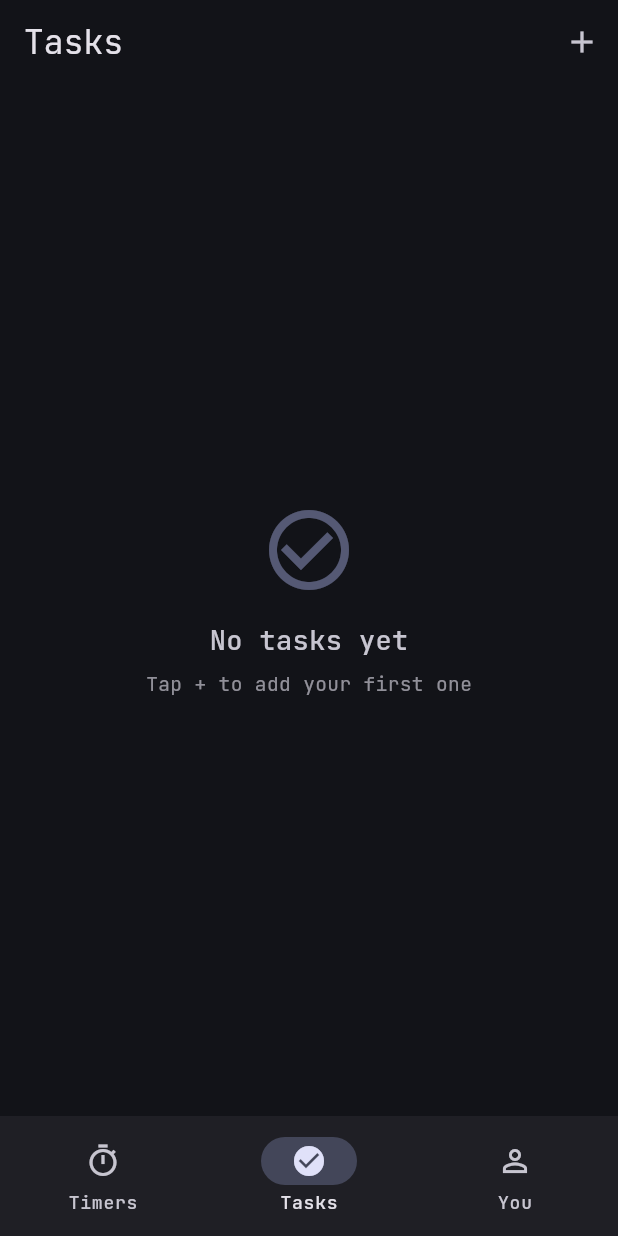
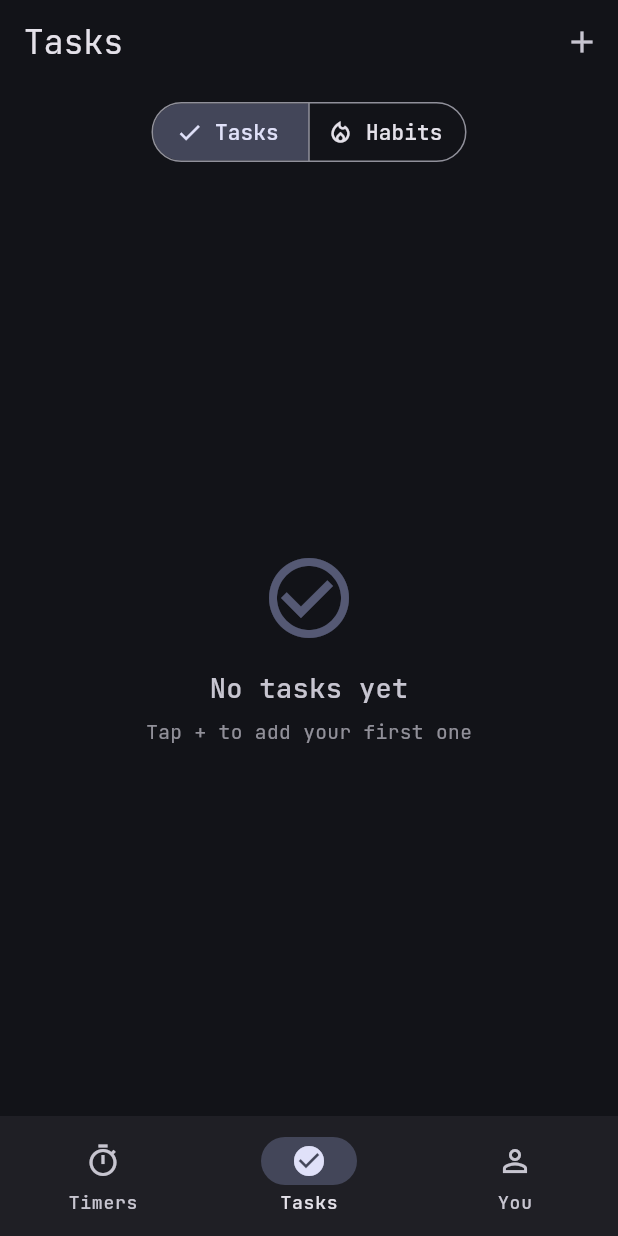
Before and after one commit to Shiftrix/tracked, a Flutter app: the screen it shows after launch, item 2 of the bottom bar chosen, on a phone screen of 412 x 824 dp. Run offline on Flutter 3.47's test engine with Material 3 defaults, Android fonts, the phone set to English and light mode, and no system bars; our stand-ins replace flutter_local_notifications, image_picker, shared_preferences, sqflite, sqflite_common_ffi; accounts and stored records are empty.

Commit message:
Habits: split tab, negative XP support

```diff
--- a/lib/database.dart
+++ b/lib/database.dart
@@ -84,6 +84,10 @@ class Task {
   final DateTime? completedAt;
   final DateTime createdAt;
 
+  // NEW FIELDS
+  final bool isHabit;
+  final bool isPositive;
+
   Task({
     this.id,
     required this.title,
@@ -92,6 +96,8 @@ class Task {
     this.xpReward = 20,
     this.completedAt,
     required this.createdAt,
+    this.isHabit = false, // Defaults to a normal task
+    this.isPositive = true, // Defaults to giving XP
   });
 
   bool get isCompleted => completedAt != null;
@@ -104,6 +110,8 @@ class Task {
     'xpReward': xpReward,
     'completedAt': completedAt?.millisecondsSinceEpoch,
     'createdAt': createdAt.millisecondsSinceEpoch,
+    'isHabit': isHabit ? 1 : 0,
+    'isPositive': isPositive ? 1 : 0,
   };
 
   factory Task.fromMap(Map<String, dynamic> map) => Task(
@@ -118,6 +126,8 @@ class Task {
         ? null
         : DateTime.fromMillisecondsSinceEpoch(map['completedAt'] as int),
     createdAt: DateTime.fromMillisecondsSinceEpoch(map['createdAt'] as int),
+    isHabit: (map['isHabit'] as int? ?? 0) == 1,
+    isPositive: (map['isPositive'] as int? ?? 1) == 1,
   );
 }
 
@@ -137,7 +147,7 @@ class AppDatabase {
 
     return openDatabase(
       path,
-      version: 4,
+      version: 5,
       onCreate: (db, version) async {
         await db.execute('''
           CREATE TABLE activities (
@@ -169,7 +179,9 @@ class AppDatabase {
             dueAt INTEGER,
             xpReward INTEGER NOT NULL DEFAULT 20,
             completedAt INTEGER,
-            createdAt INTEGER NOT NULL
+            createdAt INTEGER NOT NULL,
+            isHabit INTEGER NOT NULL DEFAULT 0,
+            isPositive INTEGER NOT NULL DEFAULT 1
           )
         ''');
 
@@ -243,6 +255,15 @@ class AppDatabase {
               createdAt INTEGER NOT NULL
             )
           ''');
+        }
+        // v4 → v5: added habit tracking to tasks
+        if (oldVersion < 5) {
+          await db.execute(
+            'ALTER TABLE tasks ADD COLUMN isHabit INTEGER NOT NULL DEFAULT 0',
+          );
+          await db.execute(
+            'ALTER TABLE tasks ADD COLUMN isPositive INTEGER NOT NULL DEFAULT 1',
+          );
         }
       },
     );
@@ -393,19 +414,25 @@ class AppDatabase {
   static Future<int> totalXp() async {
     final db = await instance;
 
-    // Get XP from sessions
     final sessionRows = await db.rawQuery(
       'SELECT SUM(xpEarned) AS total FROM sessions WHERE endedAt IS NOT NULL',
     );
     final sessionXp = (sessionRows.first['total'] as int?) ?? 0;
 
-    // Get XP from completed tasks
-    final taskRows = await db.rawQuery(
-      'SELECT SUM(xpReward) AS total FROM tasks WHERE completedAt IS NOT NULL',
+    // Calculate positive tasks (+XP)
+    final posTaskRows = await db.rawQuery(
+      'SELECT SUM(xpReward) AS total FROM tasks WHERE completedAt IS NOT NULL AND isPositive = 1',
     );
-    final taskXp = (taskRows.first['total'] as int?) ?? 0;
+    final posTaskXp = (posTaskRows.first['total'] as int?) ?? 0;
 
-    return sessionXp + taskXp;
+    // Calculate negative habits (-XP)
+    final negTaskRows = await db.rawQuery(
+      'SELECT SUM(xpReward) AS total FROM tasks WHERE completedAt IS NOT NULL AND isPositive = 0',
+    );
+    final negTaskXp = (negTaskRows.first['total'] as int?) ?? 0;
+
+    // Final math: Sessions + Good Tasks - Bad Habits
+    return sessionXp + posTaskXp - negTaskXp;
   }
 
   /// Sum of every completed session's duration, across all activities.
--- a/lib/screens/tasks_screen.dart
+++ b/lib/screens/tasks_screen.dart
@@ -2,7 +2,6 @@ import 'package:flutter/material.dart';
 
 import '../database.dart';
 import '../widgets/task_dialog.dart';
-import '../xp.dart'; // For formatting durations later if needed
 import '../widgets/xp_toast.dart';
 
 class TasksScreen extends StatefulWidget {
@@ -15,6 +14,7 @@ class TasksScreen extends StatefulWidget {
 class _TasksScreenState extends State<TasksScreen> {
   List<Task> _tasks = [];
   bool _loading = true;
+  bool _showHabits = false; // Toggle between Tasks and Habits
 
   @override
   void initState() {
@@ -58,13 +58,11 @@ class _TasksScreenState extends State<TasksScreen> {
     } else {
       await AppDatabase.completeTask(task.id!);
 
-      // Show the toast if the task was worth XP!
       if (task.xpReward > 0 && mounted) {
         showXpToast(
           context,
-          amount: task.xpReward,
-          // Use the theme's primary color, or a specific color for tasks
-          color: Theme.of(context).colorScheme.primary,
+          amount: task.isPositive ? task.xpReward : -task.xpReward,
+          color: task.isPositive ? Colors.green : Colors.red,
         );
       }
     }
@@ -72,11 +70,10 @@ class _TasksScreenState extends State<TasksScreen> {
   }
 
   Future<void> _deleteTask(Task task) async {
-    // Show a confirm dialog before deleting
     final confirmed = await showDialog<bool>(
       context: context,
       builder: (ctx) => AlertDialog(
-        title: const Text('Delete task?'),
+        title: const Text('Delete?'),
         content: Text('Are you sure you want to delete "${task.title}"?'),
         actions: [
           TextButton(
@@ -92,13 +89,15 @@ class _TasksScreenState extends State<TasksScreen> {
       ),
     );
 
-    if (confirmed != true) return;
+    if (confirmed != true) {
+      await _loadTasks(); // Bring it back if cancelled
+      return;
+    }
     await AppDatabase.deleteTask(task.id!);
     await _loadTasks();
   }
 
-  // ── Urgency Sorting Logic ───────────────────────────────────────────────
-
+  // ── Urgency Sorting Logic for Tasks ───────────────────────────────────────
   String _getSectionFor(Task task) {
     if (task.isCompleted) return 'Completed';
     if (task.dueAt == null) return 'No Date';
@@ -129,7 +128,6 @@ class _TasksScreenState extends State<TasksScreen> {
       dayStr = '${date.day}/${date.month}';
     }
 
-    // Only show time if it's not the default 23:59 end-of-day
     if (date.hour != 23 || date.minute != 59) {
       final timeStr =
           '${date.hour.toString().padLeft(2, '0')}:${date.minute.toString().padLeft(2, '0')}';
@@ -138,9 +136,119 @@ class _TasksScreenState extends State<TasksScreen> {
     return dayStr;
   }
 
+  // ── Main Builder ──────────────────────────────────────────────────────────
   @override
   Widget build(BuildContext context) {
-    // 1. Group tasks by their section
+    return Scaffold(
+      appBar: AppBar(
+        title: const Text('Tasks'),
+        actions: [
+          IconButton(
+            icon: const Icon(Icons.add),
+            tooltip: 'New item',
+            onPressed: _addTask,
+          ),
+        ],
+      ),
+      body: Column(
+        children: [
+          // Toggle
+          Padding(
+            padding: const EdgeInsets.symmetric(horizontal: 16, vertical: 8),
+            child: SegmentedButton<bool>(
+              segments: const [
+                ButtonSegment(
+                  value: false,
+                  label: Text('Tasks'),
+                  icon: Icon(Icons.check_circle_outline),
+                ),
+                ButtonSegment(
+                  value: true,
+                  label: Text('Habits'),
+                  icon: Icon(Icons.local_fire_department_outlined),
+                ),
+              ],
+              selected: {_showHabits},
+              onSelectionChanged: (Set<bool> newSelection) {
+                setState(() => _showHabits = newSelection.first);
+              },
+            ),
+          ),
+
+          // List Area
+          Expanded(
+            child: _loading
+                ? const Center(child: CircularProgressIndicator())
+                : _buildList(),
+          ),
+        ],
+      ),
+    );
+  }
+
+  Widget _buildList() {
+    final filteredTasks = _tasks
+        .where((t) => t.isHabit == _showHabits)
+        .toList();
+
+    if (filteredTasks.isEmpty) {
+      return _EmptyState(isHabit: _showHabits);
+    }
+
+    // 1. Render Habits List
+    if (_showHabits) {
+      return ListView.builder(
+        padding: const EdgeInsets.only(bottom: 100),
+        itemCount: filteredTasks.length,
+        itemBuilder: (context, i) {
+          final habit = filteredTasks[i];
+          return Card(
+            margin: const EdgeInsets.symmetric(horizontal: 12, vertical: 4),
+            child: ListTile(
+              onTap: () => _toggleComplete(habit),
+              leading: Icon(
+                habit.isCompleted
+                    ? Icons.check_circle
+                    : (habit.isPositive
+                          ? Icons.thumb_up_alt_outlined
+                          : Icons.thumb_down_alt_outlined),
+                color: habit.isCompleted
+                    ? Colors.green
+                    : (habit.isPositive ? Colors.green : Colors.red),
+              ),
+              title: Text(
+                habit.title,
+                style: TextStyle(
+                  decoration: habit.isCompleted
+                      ? TextDecoration.lineThrough
+                      : null,
+                  color: habit.isCompleted ? Colors.grey : null,
+                ),
+              ),
+              trailing: Row(
+                mainAxisSize: MainAxisSize.min,
+                children: [
+                  Text(
+                    '${habit.isPositive ? '+' : '-'}${habit.xpReward} XP',
+                    style: TextStyle(
+                      fontWeight: FontWeight.bold,
+                      color: habit.isPositive ? Colors.green : Colors.red,
+                    ),
+                  ),
+                  const SizedBox(width: 8),
+                  IconButton(
+                    icon: const Icon(Icons.edit, size: 18),
+                    onPressed: () => _editTask(habit),
+                  ),
+                ],
+              ),
+            ),
+          );
+        },
+      );
+    }
+
+    // 2. Render Tasks List (Sorted by Urgency)
     final sections = <String, List<Task>>{
       'Overdue': [],
       'Today': [],
@@ -150,11 +258,10 @@ class _TasksScreenState extends State<TasksScreen> {
       'Completed': [],
     };
 
-    for (final task in _tasks) {
+    for (final task in filteredTasks) {
       sections[_getSectionFor(task)]!.add(task);
     }
 
-    // 2. Build a flat list of widgets (headers + cards)
     final List<Widget> listItems = [];
 
     for (final sectionName in [
@@ -168,7 +275,6 @@ class _TasksScreenState extends State<TasksScreen> {
       final sectionTasks = sections[sectionName]!;
       if (sectionTasks.isEmpty) continue;
 
-      // Section Header
       listItems.add(
         Padding(
           padding: const EdgeInsets.fromLTRB(16, 16, 16, 8),
@@ -185,7 +291,6 @@ class _TasksScreenState extends State<TasksScreen> {
         ),
       );
 
-      // Section Tasks
       for (final task in sectionTasks) {
         final isCompleted = task.isCompleted;
         final scheme = Theme.of(context).colorScheme;
@@ -212,13 +317,7 @@ class _TasksScreenState extends State<TasksScreen> {
               child: const Icon(Icons.delete, color: Colors.white),
             ),
             onDismissed: (direction) {
-              // 1. Immediately remove the task from the local UI list
-              // so Flutter doesn't throw an error.
-              setState(() {
-                _tasks.remove(task);
-              });
-
-              // 2. Then do the database work in the background.
+              setState(() => _tasks.remove(task));
               if (direction == DismissDirection.startToEnd) {
                 _toggleComplete(task);
               } else {
@@ -308,32 +407,18 @@ class _TasksScreenState extends State<TasksScreen> {
       }
     }
 
-    return Scaffold(
-      appBar: AppBar(
-        title: const Text('Tasks'),
-        actions: [
-          IconButton(
-            icon: const Icon(Icons.add),
-            tooltip: 'New task',
-            onPressed: _addTask,
-          ),
-        ],
-      ),
-      body: _loading
-          ? const Center(child: CircularProgressIndicator())
-          : _tasks.isEmpty
-          ? _EmptyState()
-          : ListView(
-              padding: const EdgeInsets.only(
-                bottom: 100,
-              ), // Padding for the floating pill
-              children: listItems,
-            ),
+    return ListView(
+      padding: const EdgeInsets.only(bottom: 100),
+      children: listItems,
     );
   }
 }
 
 class _EmptyState extends StatelessWidget {
+  final bool isHabit;
+
+  const _EmptyState({this.isHabit = false});
+
   @override
   Widget build(BuildContext context) {
     final scheme = Theme.of(context).colorScheme;
@@ -342,13 +427,13 @@ class _EmptyState extends StatelessWidget {
         mainAxisAlignment: MainAxisAlignment.center,
         children: [
           Icon(
-            Icons.check_circle_outline,
+            isHabit ? Icons.local_fire_department : Icons.check_circle_outline,
             size: 64,
             color: scheme.primary.withValues(alpha: 0.4),
           ),
           const SizedBox(height: 16),
           Text(
-            'No tasks yet',
+            isHabit ? 'No habits yet' : 'No tasks yet',
             style: TextStyle(
               fontSize: 18,
               fontWeight: FontWeight.w500,
```
Also changed, not shown: lib/widgets/task_dialog.dart (+44 -0 lines), 1 other file.
